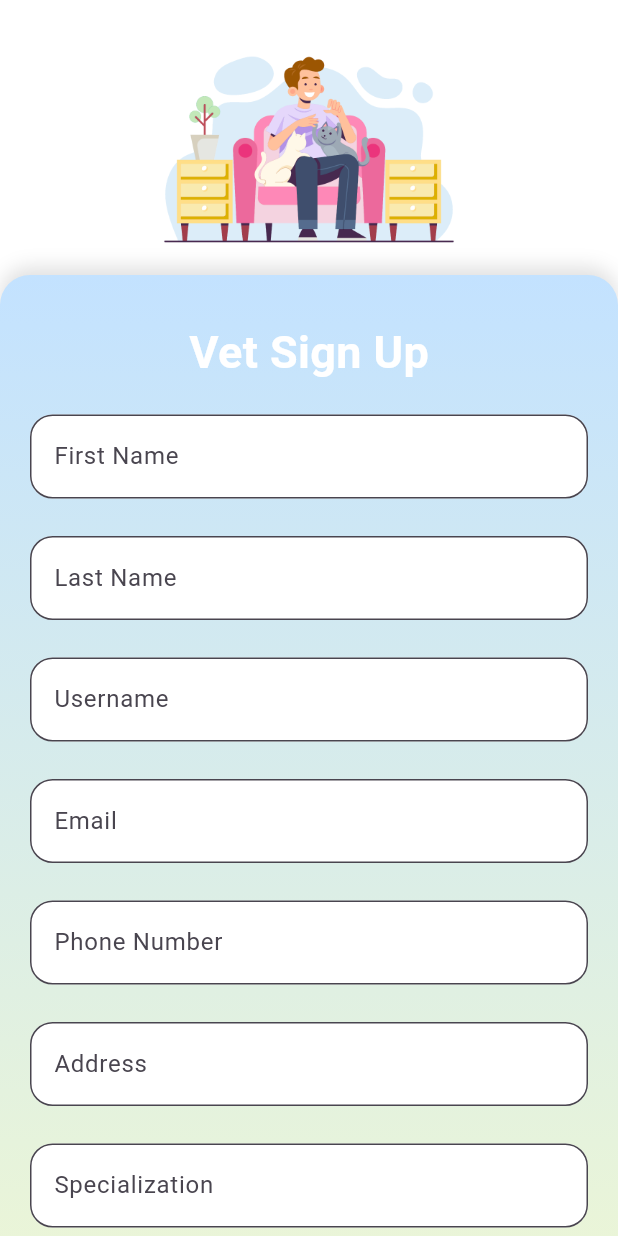
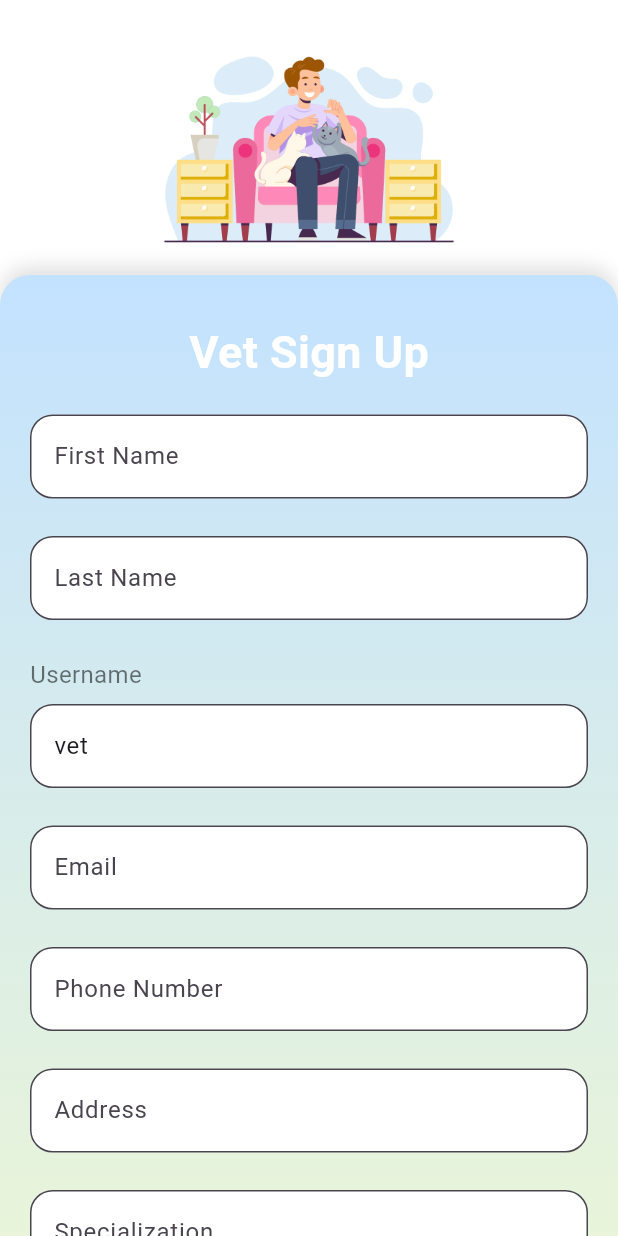
Before and after one commit to manard/PawPress, a Flutter app: the SignUpVet screen opened directly, on a phone screen of 412 x 824 dp. Run offline on Flutter 3.47's test engine with Material 3 defaults, Android fonts, the phone set to English and light mode, and no system bars; our stand-ins replace file_picker, image_picker.

Commit message:
username field
the username now has to start with "vet" and it cant be deleted

```diff
--- a/lib/screens/signupVet.dart
+++ b/lib/screens/signupVet.dart
@@ -1,5 +1,6 @@
 import 'package:flutter/material.dart';
 import 'package:http/http.dart' as http;
+import 'package:flutter/services.dart';
 import 'dart:convert';
 
 import 'package:pawpress/screens/login.dart';
@@ -12,6 +13,7 @@ class SignUpVet extends StatefulWidget {
 }
 
 class _SignUpVetState extends State<SignUpVet> {
+  bool _usernameValid = true;
   final TextEditingController firstNameController = TextEditingController();
   final TextEditingController lastNameController = TextEditingController();
   final TextEditingController usernameController = TextEditingController();
@@ -21,11 +23,90 @@ class _SignUpVetState extends State<SignUpVet> {
   final TextEditingController specializationController = TextEditingController();
   final TextEditingController passwordController = TextEditingController();
 
+  @override
+  void initState() {
+    super.initState();
+    // Initialize with "vet" prefix
+    usernameController.text = 'vet';
+    usernameController.selection = TextSelection.collapsed(offset: 3);
+    usernameController.addListener(_handleUsernameChanges);
+  }
+
+  @override
+  void dispose() {
+    usernameController.removeListener(_handleUsernameChanges);
+    usernameController.dispose();
+    super.dispose();
+  }
+
+  void _handleUsernameChanges() {
+    final text = usernameController.text;
+
+    // If user tries to delete the prefix completely
+    if (text.isEmpty) {
+      usernameController.text = 'vet';
+      usernameController.selection = TextSelection.collapsed(offset: 3);
+      return;
+    }
+
+    // If user tries to modify the prefix
+    if (!text.startsWith('vet')) {
+      // Get only the part after any existing "vet"
+      final cleanText = text.substring(text.indexOf('vet') + 3);
+      usernameController.text = 'vet$cleanText';
+      usernameController.selection = TextSelection.collapsed(
+        offset: usernameController.text.length
+      );
+    }
+
+    setState(() {
+      _usernameValid = usernameController.text.startsWith('vet') &&
+                      usernameController.text.length > 3;
+    });
+  }
+
+  Widget _buildUsernameField() {
+    return Padding(
+      padding: const EdgeInsets.only(bottom: 25),
+      child: Column(
+        crossAxisAlignment: CrossAxisAlignment.start,
+        children: [
+          const Padding(
+            padding: EdgeInsets.only(bottom: 8.0),
+            child: Text(
+              'Username',
+              style: TextStyle(
+                color: Colors.black54,
+                fontSize: 16,
+              ),
+            ),
+          ),
+          TextFormField(
+            controller: usernameController,
+            decoration: InputDecoration(
+              hintText: 'vetusername',
+              filled: true,
+              fillColor: Colors.white,
+              border: OutlineInputBorder(
+                borderRadius: BorderRadius.circular(15),
+              ),
+              errorText: _usernameValid ? null : 'Must start with "vet" and have additional characters',
+            ),
+          ),
+        ],
+      ),
+    );
+  }
 
   void signUpVet() async {
-    const url = 'http://localhost:3000/signupVet'; // Change to your backend endpoint
-
-
+    const url = 'http://localhost:3000/signupVet';
+    if (!usernameController.text.startsWith('vet') || usernameController.text.length <= 3) {
+      setState(() => _usernameValid = false);
+      ScaffoldMessenger.of(context).showSnackBar(
+        const SnackBar(content: Text("Username must start with 'vet' and have additional characters")),
+      );
+      return;
+    }
 
     final response = await http.post(
       Uri.parse(url),
@@ -58,8 +139,11 @@ class _SignUpVetState extends State<SignUpVet> {
     }
   }
 
-
-  Widget buildTextField(String hint, TextEditingController controller, {bool obscure = false}) {
+  Widget buildTextField(
+    String hint,
+    TextEditingController controller, {
+    bool obscure = false,
+  }) {
     return Padding(
       padding: const EdgeInsets.only(bottom: 25),
       child: TextField(
@@ -69,9 +153,7 @@ class _SignUpVetState extends State<SignUpVet> {
           hintText: hint,
           filled: true,
           fillColor: Colors.white,
-          border: OutlineInputBorder(
-            borderRadius: BorderRadius.circular(15),
-          ),
+          border: OutlineInputBorder(borderRadius: BorderRadius.circular(15)),
         ),
       ),
     );
@@ -86,12 +168,7 @@ class _SignUpVetState extends State<SignUpVet> {
           child: Column(
             children: [
               const SizedBox(height: 20),
-
-              Image.asset(
-                'assets/couchguy.png',
-                width: 230,
-              ),
-
+              Image.asset('assets/couchguy.png', width: 230),
               const SizedBox(height: 10),
 
               Container(
@@ -118,7 +195,6 @@ class _SignUpVetState extends State<SignUpVet> {
                   child: Column(
                     children: [
                       const SizedBox(height: 10),
-
                       const Text(
                         'Vet Sign Up',
                         style: TextStyle(
@@ -127,21 +203,21 @@ class _SignUpVetState extends State<SignUpVet> {
                           color: Colors.white,
                         ),
                       ),
-
                       const SizedBox(height: 20),
 
                       buildTextField('First Name', firstNameController),
                       buildTextField('Last Name', lastNameController),
-                      buildTextField('Username', usernameController),
+
+                      // Use the custom username field
+                      _buildUsernameField(),
+
                       buildTextField('Email', emailController),
                       buildTextField('Phone Number', phoneController),
                       buildTextField('Address', addressController),
                       buildTextField('Specialization', specializationController),
                       buildTextField('Password', passwordController, obscure: true),
 
-
                       const SizedBox(height: 30),
-
                       SizedBox(
                         width: 280,
                         child: ElevatedButton(
@@ -166,7 +242,6 @@ class _SignUpVetState extends State<SignUpVet> {
                       ),
 
                       const SizedBox(height: 20),
-
                       SizedBox(
                         width: 280,
                         child: ElevatedButton.icon(
@@ -181,10 +256,7 @@ class _SignUpVetState extends State<SignUpVet> {
                             elevation: 6,
                             side: const BorderSide(color: Colors.white),
                           ),
-                          icon: Image.asset(
-                            'assets/google.png',
-                            height: 24,
-                          ),
+                          icon: Image.asset('assets/google.png', height: 24),
                           label: const Text(
                             'Sign Up with Google',
                             style: TextStyle(
@@ -196,7 +268,6 @@ class _SignUpVetState extends State<SignUpVet> {
                       ),
 
                       const SizedBox(height: 20),
-
                       Row(
                         mainAxisAlignment: MainAxisAlignment.center,
                         children: [
```
